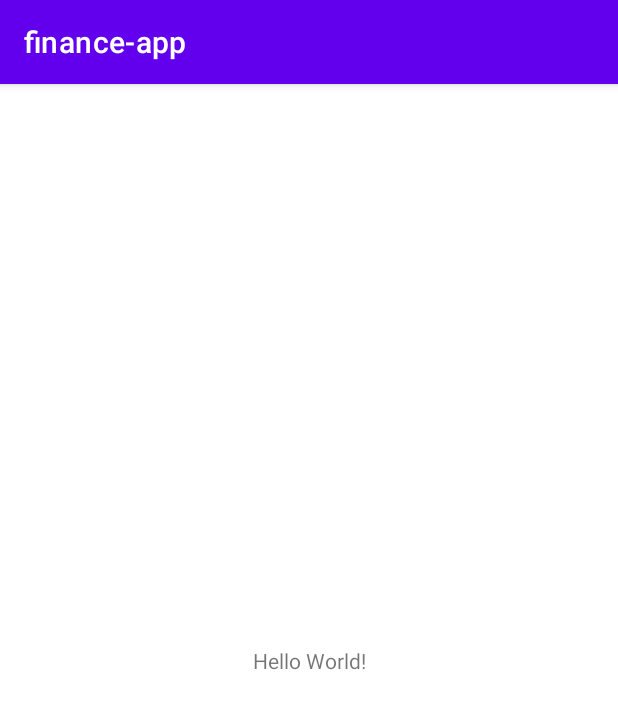
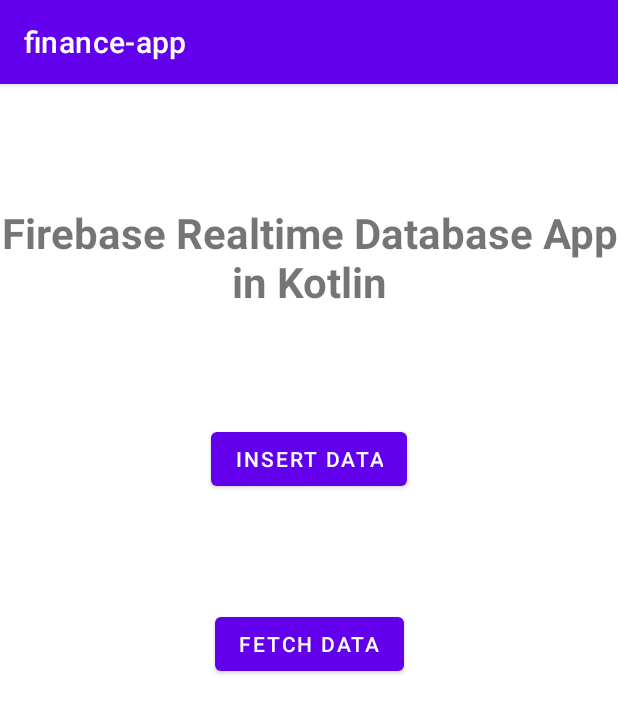
Before and after one commit to Nisal-N-Narasinghe/finance_calculator, an Android app: the MainActivity screen opened directly, with no data from a screen before it, on a phone screen of 412 x 824 dp. Shown: the top 713 px of the screen. Run offline under Robolectric (Android 15) with nearby library versions, the phone set to English and light mode, and no system bars; our stand-ins replace Firebase (no records; nobody signed in at launch, a user with empty details on screens opened directly).

Commit message:
:memo: add insert data into fire base

```diff
--- /dev/null
+++ b/app/src/main/java/com/example/finance_app/activities/MainActivity.kt
@@ -0,0 +1,36 @@
+package com.example.finance_app.activities
+
+import android.content.Intent
+import androidx.appcompat.app.AppCompatActivity
+import android.os.Bundle
+import android.widget.Button
+import com.example.finance_app.R
+import com.google.firebase.database.DatabaseReference
+import com.google.firebase.database.FirebaseDatabase
+
+class MainActivity : AppCompatActivity() {
+
+    private lateinit var btnInsertData: Button
+    private lateinit var btnFetchData: Button
+
+    override fun onCreate(savedInstanceState: Bundle?) {
+        super.onCreate(savedInstanceState)
+        setContentView(R.layout.activity_main)
+
+        val firebase : DatabaseReference = FirebaseDatabase.getInstance().getReference()
+
+        btnInsertData = findViewById(R.id.btnInsertData)
+        btnFetchData = findViewById(R.id.btnFetchData)
+
+        btnInsertData.setOnClickListener {
+            val intent = Intent(this, InsertionActivity::class.java)
+            startActivity(intent)
+        }
+
+      /*  btnFetchData.setOnClickListener {
+            val intent = Intent(this, FetchingActivity::class.java)
+            startActivity(intent)
+        } */
+
+    }
+}
--- a/app/src/main/java/com/example/finance_app/SignInActivity.kt
+++ b/app/src/main/java/com/example/finance_app/activities/SignInActivity.kt
@@ -1,4 +1,4 @@
-package com.example.finance_app
+package com.example.finance_app.activities
 
 import android.content.Intent
 import android.os.Bundle
--- a/app/src/main/java/com/example/finance_app/SignUpActivity.kt
+++ b/app/src/main/java/com/example/finance_app/activities/SignUpActivity.kt
@@ -1,4 +1,4 @@
-package com.example.finance_app
+package com.example.finance_app.activities
 
 
 
--- a/app/src/main/res/layout/activity_main.xml
+++ b/app/src/main/res/layout/activity_main.xml
@@ -4,15 +4,39 @@
     xmlns:tools="http://schemas.android.com/tools"
     android:layout_width="match_parent"
     android:layout_height="match_parent"
-    tools:context=".MainActivity">
+    tools:context=".activities.MainActivity">
 
     <TextView
+        android:id="@+id/textView"
         android:layout_width="wrap_content"
         android:layout_height="wrap_content"
-        android:text="Hello World!"
-        app:layout_constraintBottom_toBottomOf="parent"
-        app:layout_constraintLeft_toLeftOf="parent"
-        app:layout_constraintRight_toRightOf="parent"
+        android:text="Firebase Realtime Database App in Kotlin"
+        android:layout_marginTop="80dp"
+        android:textSize="28sp"
+        android:gravity="center"
+        android:textStyle="bold"
+        app:layout_constraintEnd_toEndOf="parent"
+        app:layout_constraintStart_toStartOf="parent"
         app:layout_constraintTop_toTopOf="parent" />
 
+    <Button
+        android:id="@+id/btnInsertData"
+        android:layout_width="wrap_content"
+        android:layout_height="wrap_content"
+        android:text="insert Data"
+        android:layout_marginTop="75dp"
+        app:layout_constraintEnd_toEndOf="parent"
+        app:layout_constraintStart_toStartOf="parent"
+        app:layout_constraintTop_toBottomOf="@+id/textView" />
+
+    <Button
+        android:id="@+id/btnFetchData"
+        android:layout_width="wrap_content"
+        android:layout_height="wrap_content"
+        android:layout_marginTop="75dp"
+        android:text="Fetch Data"
+        app:layout_constraintEnd_toEndOf="parent"
+        app:layout_constraintStart_toStartOf="parent"
+        app:layout_constraintTop_toBottomOf="@+id/btnInsertData" />
+
 </androidx.constraintlayout.widget.ConstraintLayout>
--- a/app/src/main/res/layout/activity_sign_in.xml
+++ b/app/src/main/res/layout/activity_sign_in.xml
@@ -5,7 +5,7 @@
     android:layout_width="match_parent"
     android:layout_height="match_parent"
     android:background="@drawable/signin_screen"
-    tools:context=".SignInActivity">
+    tools:context=".activities.SignInActivity">
 
 
     <com.google.android.material.textfield.TextInputLayout
--- a/app/src/main/res/layout/activity_sign_up.xml
+++ b/app/src/main/res/layout/activity_sign_up.xml
@@ -5,7 +5,7 @@
     android:layout_width="match_parent"
     android:layout_height="match_parent"
     android:background="@drawable/signup_screen"
-    tools:context=".SignUpActivity">
+    tools:context=".activities.SignUpActivity">
 
 
     <com.google.android.material.textfield.TextInputLayout
```
Also changed, not shown: app/build.gradle (+7 -0 lines), app/src/main/AndroidManifest.xml (+8 -3 lines), app/src/main/java/com/example/finance_app/EmployeeModel.kt (added, +8 -0 lines), app/src/main/java/com/example/finance_app/MainActivity.kt (deleted, +0 -11 lines), app/src/main/java/com/example/finance_app/activities/InsertionActivity.kt (added, +74 -0 lines), app/src/main/res/layout/activity_insertion.xml (added, +55 -0 lines), app/src/main/res/layout/emp_list_item.xml (added, +40 -0 lines).
